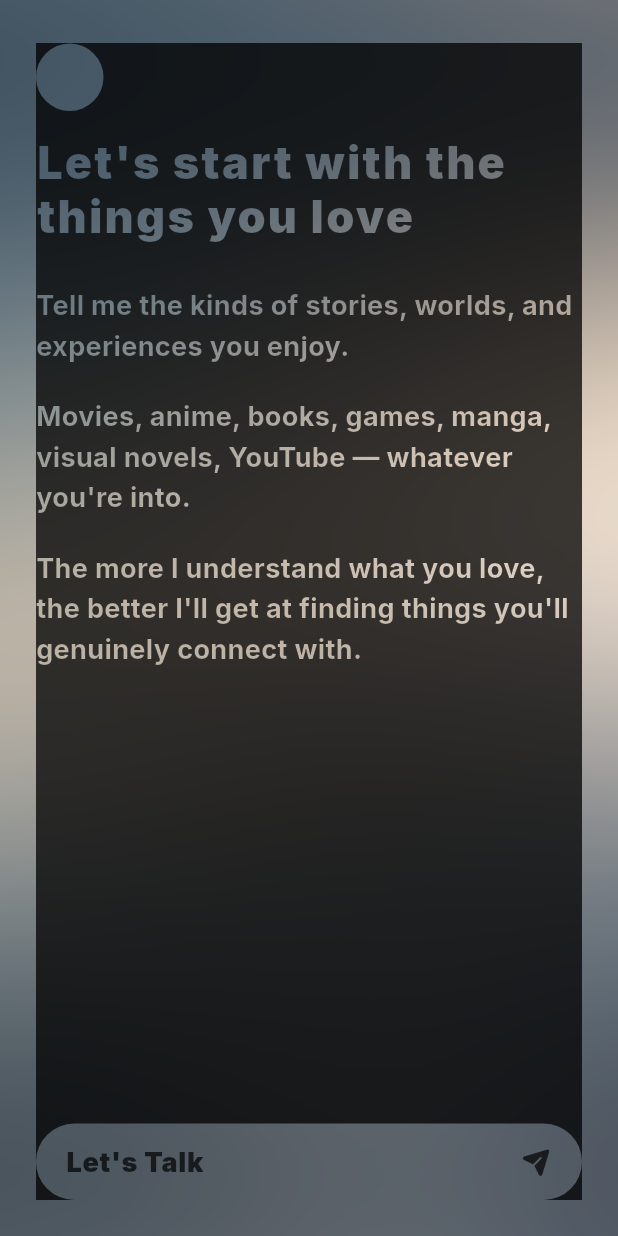
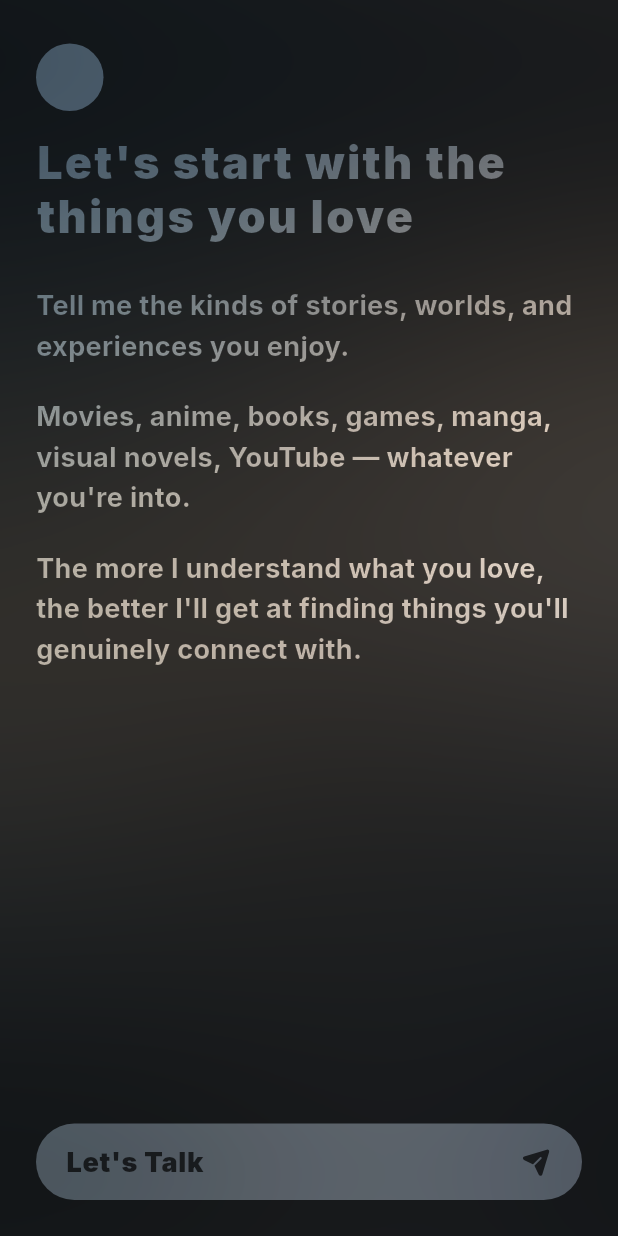
Before and after one commit to chief-07/Coda-Personal-Media-Taste-Curator, a Flutter app: the screen it shows after launch, on a phone screen of 412 x 824 dp. Run offline on Flutter 3.47's test engine with Material 3 defaults, Android fonts, the phone set to English and light mode, and no system bars; our stand-ins replace flutter_dotenv, flutter_riverpod, go_router, google_fonts, phosphor_flutter.

Commit message:
fix(android): resolve soft input keyboard resize gaps, overlay clipping, and card background layout collapsing on Android

```diff
--- a/lib/src/features/ask/presentation/ask_coda_screen.dart
+++ b/lib/src/features/ask/presentation/ask_coda_screen.dart
@@ -1,4 +1,3 @@
-import 'dart:ui' as dart_ui;
 import 'package:coda/src/features/home/application/home_recommendation_controller.dart';
 import 'package:coda/src/features/home/domain/media_type.dart';
 import 'package:coda/src/features/home/domain/recommendation.dart';
@@ -119,7 +118,6 @@ class _AskCodaScreenState extends ConsumerState<AskCodaScreen> {
   @override
   Widget build(BuildContext context) {
     final activeRec = ref.watch(homeRecommendationProvider);
-    final posterUrl = activeRec?.posterUrl;
     const rec = _askRecommendation;
 
     return PopScope<Object?>(
@@ -135,8 +133,6 @@ class _AskCodaScreenState extends ConsumerState<AskCodaScreen> {
         resizeToAvoidBottomInset: true,
         body: LayoutBuilder(
           builder: (context, constraints) {
-            final screenHeight = MediaQuery.of(context).size.height;
-            final screenWidth = MediaQuery.of(context).size.width;
 
             return Stack(
               children: [
@@ -155,7 +151,7 @@ class _AskCodaScreenState extends ConsumerState<AskCodaScreen> {
                     },
                     blendMode: BlendMode.srcOut,
                     child: Container(
-                      color: Colors.transparent,
+                      color: Colors.black.withValues(alpha: 0.01),
                       child: Stack(
                         children: [
                           Positioned.fill(
--- a/lib/src/features/home/presentation/pitch_screen.dart
+++ b/lib/src/features/home/presentation/pitch_screen.dart
@@ -195,7 +195,7 @@ class _PitchScreenState extends ConsumerState<PitchScreen> with SingleTickerProv
                   },
                   blendMode: BlendMode.srcOut,
                   child: Container(
-                    color: Colors.transparent,
+                    color: Colors.black.withValues(alpha: 0.01),
                     child: Stack(
                       children: [
                         Positioned.fill(
--- a/lib/src/features/home/presentation/widgets/recommendation_card.dart
+++ b/lib/src/features/home/presentation/widgets/recommendation_card.dart
@@ -71,7 +71,9 @@ class _RecommendationCardState extends State<RecommendationCard> {
                     blendMode: BlendMode.srcOut,
                     child: Stack(
                       children: [
-                        Container(color: Colors.transparent),
+                        Positioned.fill(
+                          child: Container(color: Colors.black.withValues(alpha: 0.01)),
+                        ),
                         _CardLayout(
                           recommendation: widget.recommendation,
                           isKnockoutLayer: true,
--- a/lib/src/features/onboarding/presentation/onboarding_screen.dart
+++ b/lib/src/features/onboarding/presentation/onboarding_screen.dart
@@ -78,15 +78,15 @@ class _OnboardingScreenState extends ConsumerState<OnboardingScreen> {
     }
   }
 
-  Widget _buildFadedContent(Widget child, double stableHeight) {
+  Widget _buildFadedContent(Widget child) {
     return LayoutBuilder(
       builder: (context, constraints) {
-        final double height = stableHeight;
+        final double height = constraints.maxHeight;
 
         double stopStart = 0.0;
         double stopEnd = 1.0;
 
-        if (height > 0) {
+        if (height > 0 && !height.isInfinite) {
           final keyboardHeight = MediaQuery.of(context).viewInsets.bottom;
           final isKeyboardOpen = keyboardHeight > 0;
           final safeBottom = MediaQuery.of(context).padding.bottom;
@@ -128,7 +128,6 @@ class _OnboardingScreenState extends ConsumerState<OnboardingScreen> {
   @override
   Widget build(BuildContext context) {
     final activeRec = ref.watch(homeRecommendationProvider);
-    final posterUrl = activeRec?.posterUrl;
     const rec = _askRecommendation;
 
     final onboardingState = ref.watch(onboardingControllerProvider);
@@ -161,19 +160,10 @@ class _OnboardingScreenState extends ConsumerState<OnboardingScreen> {
       child: Scaffold(
         backgroundColor: Colors.transparent,
         resizeToAvoidBottomInset: false,
-        body: LayoutBuilder(
-          builder: (context, constraints) {
-            // stableHeight ignores OS window resizing when keyboard is open
-            final double stableHeight = MediaQuery.of(context).size.height + MediaQuery.of(context).viewInsets.bottom;
-
-            return Stack(
+        body: Stack(
           children: [
             // ── Layer 0: Global Background ────────────────────────────
-                Positioned(
-                  top: 0,
-                  left: 0,
-                  right: 0,
-                  height: stableHeight,
+            Positioned.fill(
               child: AnimatedSwitcher(
                 duration: const Duration(milliseconds: 600),
                 child: activeRec != null && activeRec.posterUrl != null
@@ -200,20 +190,12 @@ class _OnboardingScreenState extends ConsumerState<OnboardingScreen> {
                       ),
               ),
             ),
-                Positioned(
-                  top: 0,
-                  left: 0,
-                  right: 0,
-                  height: stableHeight,
+            Positioned.fill(
               child: Container(color: Colors.white.withValues(alpha: 0.15)),
             ),
 
             // ── Layer 1: Full-screen Knockout mask ──────────────────────
-                Positioned(
-                  top: 0,
-                  left: 0,
-                  right: 0,
-                  height: stableHeight,
+            Positioned.fill(
               child: ShaderMask(
                 shaderCallback: (Rect bounds) {
                   return LinearGradient(
@@ -227,14 +209,10 @@ class _OnboardingScreenState extends ConsumerState<OnboardingScreen> {
                 },
                 blendMode: BlendMode.srcOut,
                 child: Container(
-                      color: Colors.transparent,
+                  color: Colors.black.withValues(alpha: 0.01),
                   child: Stack(
                     children: [
-                          Positioned(
-                            top: 0,
-                            left: 0,
-                            right: 0,
-                            height: stableHeight,
+                      Positioned.fill(
                         child: _buildFadedContent(
                           _PitchLayout(
                             recommendation: rec,
@@ -243,7 +221,6 @@ class _OnboardingScreenState extends ConsumerState<OnboardingScreen> {
                             messages: messages,
                             isLoading: isLoading,
                           ),
-                              stableHeight,
                         ),
                       ),
                       Positioned(
@@ -264,18 +241,10 @@ class _OnboardingScreenState extends ConsumerState<OnboardingScreen> {
             ),
 
             // ── Layer 2: Normal visible elements (overlay + real pills) ───
-                Positioned(
-                  top: 0,
-                  left: 0,
-                  right: 0,
-                  height: stableHeight,
+            Positioned.fill(
               child: Stack(
                 children: [
-                      Positioned(
-                        top: 0,
-                        left: 0,
-                        right: 0,
-                        height: stableHeight,
+                  Positioned.fill(
                     child: _buildFadedContent(
                       _PitchLayout(
                         recommendation: rec,
@@ -284,7 +253,6 @@ class _OnboardingScreenState extends ConsumerState<OnboardingScreen> {
                         messages: messages,
                         isLoading: isLoading,
                       ),
-                          stableHeight,
                     ),
                   ),
                   Positioned(
@@ -302,8 +270,6 @@ class _OnboardingScreenState extends ConsumerState<OnboardingScreen> {
               ),
             ),
           ],
-            );
-          },
         ),
       ),
     );
--- a/lib/src/features/onboarding/presentation/taste_profile_screen.dart
+++ b/lib/src/features/onboarding/presentation/taste_profile_screen.dart
@@ -379,7 +379,7 @@ class _TasteProfileCardState extends ConsumerState<TasteProfileCard> {
                   },
                   blendMode: BlendMode.srcOut,
                   child: Container(
-                    color: Colors.transparent,
+                    color: Colors.black.withValues(alpha: 0.01),
                     child: Stack(
                       children: [
                         Positioned.fill(
```
Also changed, not shown: lib/src/features/library/presentation/library_screen.dart (+9 -0 lines), lib/src/features/library/presentation/widgets/library_card.dart (+6 -8 lines), 1 other file. Lines whose indentation alone changed are shown as unchanged.
